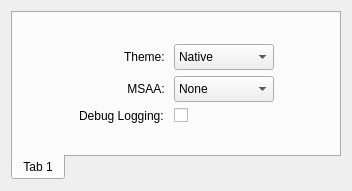
Above: src/gui/dialogs/settings/frames/generalsettingsframe.ui from JJPPeters/clTEM before the change. Below: the same form after it.
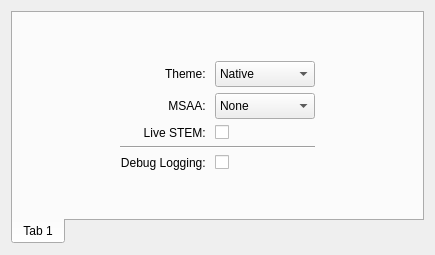
That is the form after the change. Custom widgets are drawn as their Qt base class.

Commit message: Toggleable live stem added

What changed in the file:
```diff
--- a/src/gui/dialogs/settings/frames/generalsettingsframe.ui
+++ b/src/gui/dialogs/settings/frames/generalsettingsframe.ui
@@ -6,8 +6,8 @@
    <rect>
     <x>0</x>
     <y>0</y>
-    <width>352</width>
-    <height>191</height>
+    <width>435</width>
+    <height>255</height>
    </rect>
   </property>
   <property name="windowTitle">
@@ -27,33 +27,6 @@
        <string>Tab 1</string>
       </attribute>
       <layout class="QGridLayout" name="gridLayout_2">
-       <item row="3" column="1">
-        <widget class="QLabel" name="lblLogging">
-         <property name="text">
-          <string>Debug Logging: </string>
-         </property>
-        </widget>
-       </item>
-       <item row="3" column="2">
-        <widget class="QCheckBox" name="chkLogging">
-         <property name="text">
-          <string/>
-         </property>
-        </widget>
-       </item>
-       <item row="1" column="0">
-        <spacer name="horizontalSpacer_4">
-         <property name="orientation">
-          <enum>Qt::Horizontal</enum>
-         </property>
-         <property name="sizeHint" stdset="0">
-          <size>
-           <width>10</width>
-           <height>20</height>
-          </size>
-         </property>
-        </spacer>
-       </item>
        <item row="1" column="2">
         <widget class="QComboBox" name="cmbTheme">
          <property name="minimumSize">
@@ -79,31 +52,12 @@
          </item>
         </widget>
        </item>
-       <item row="1" column="3">
-        <spacer name="horizontalSpacer_3">
-         <property name="orientation">
-          <enum>Qt::Horizontal</enum>
+       <item row="3" column="2">
+        <widget class="QCheckBox" name="chkLiveStem">
+         <property name="text">
+          <string/>
          </property>
-         <property name="sizeHint" stdset="0">
-          <size>
-           <width>10</width>
-           <height>20</height>
-          </size>
-         </property>
-        </spacer>
-       </item>
-       <item row="4" column="2">
-        <spacer name="verticalSpacer_2">
-         <property name="orientation">
-          <enum>Qt::Vertical</enum>
-         </property>
-         <property name="sizeHint" stdset="0">
-          <size>
-           <width>20</width>
-           <height>0</height>
-          </size>
-         </property>
-        </spacer>
+        </widget>
        </item>
        <item row="1" column="1">
         <widget class="QLabel" name="lblTheme">
@@ -121,6 +75,16 @@
          </property>
         </widget>
        </item>
+       <item row="5" column="1">
+        <widget class="QLabel" name="lblLogging">
+         <property name="text">
+          <string>Debug Logging: </string>
+         </property>
+         <property name="alignment">
+          <set>Qt::AlignRight|Qt::AlignTrailing|Qt::AlignVCenter</set>
+         </property>
+        </widget>
+       </item>
        <item row="0" column="2">
         <spacer name="verticalSpacer">
          <property name="orientation">
@@ -134,6 +98,26 @@
          </property>
         </spacer>
        </item>
+       <item row="1" column="3">
+        <spacer name="horizontalSpacer_3">
+         <property name="orientation">
+          <enum>Qt::Horizontal</enum>
+         </property>
+         <property name="sizeHint" stdset="0">
+          <size>
+           <width>10</width>
+           <height>20</height>
+          </size>
+         </property>
+        </spacer>
+       </item>
+       <item row="5" column="2">
+        <widget class="QCheckBox" name="chkLogging">
+         <property name="text">
+          <string/>
+         </property>
+        </widget>
+       </item>
        <item row="2" column="1">
         <widget class="QLabel" name="lblMultisampling">
          <property name="sizePolicy">
@@ -150,6 +134,29 @@
          </property>
         </widget>
        </item>
+       <item row="1" column="0">
+        <spacer name="horizontalSpacer_4">
+         <property name="orientation">
+          <enum>Qt::Horizontal</enum>
+         </property>
+         <property name="sizeHint" stdset="0">
+          <size>
+           <width>10</width>
+           <height>20</height>
+          </size>
+         </property>
+        </spacer>
+       </item>
+       <item row="3" column="1">
+        <widget class="QLabel" name="lblLogging_2">
+         <property name="text">
+          <string>Live STEM: </string>
+         </property>
+         <property name="alignment">
+          <set>Qt::AlignRight|Qt::AlignTrailing|Qt::AlignVCenter</set>
+         </property>
+        </widget>
+       </item>
        <item row="2" column="2">
         <widget class="QComboBox" name="cmbMultisampling">
          <property name="minimumSize">
@@ -183,6 +190,26 @@
          </item>
         </widget>
        </item>
+       <item row="6" column="2">
+        <spacer name="verticalSpacer_2">
+         <property name="orientation">
+          <enum>Qt::Vertical</enum>
+         </property>
+         <property name="sizeHint" stdset="0">
+          <size>
+           <width>20</width>
+           <height>0</height>
+          </size>
+         </property>
+        </spacer>
+       </item>
+       <item row="4" column="1" colspan="2">
+        <widget class="Line" name="line">
+         <property name="orientation">
+          <enum>Qt::Horizontal</enum>
+         </property>
+        </widget>
+       </item>
       </layout>
      </widget>
     </widget>
```
The commit also changes 11 other files.
